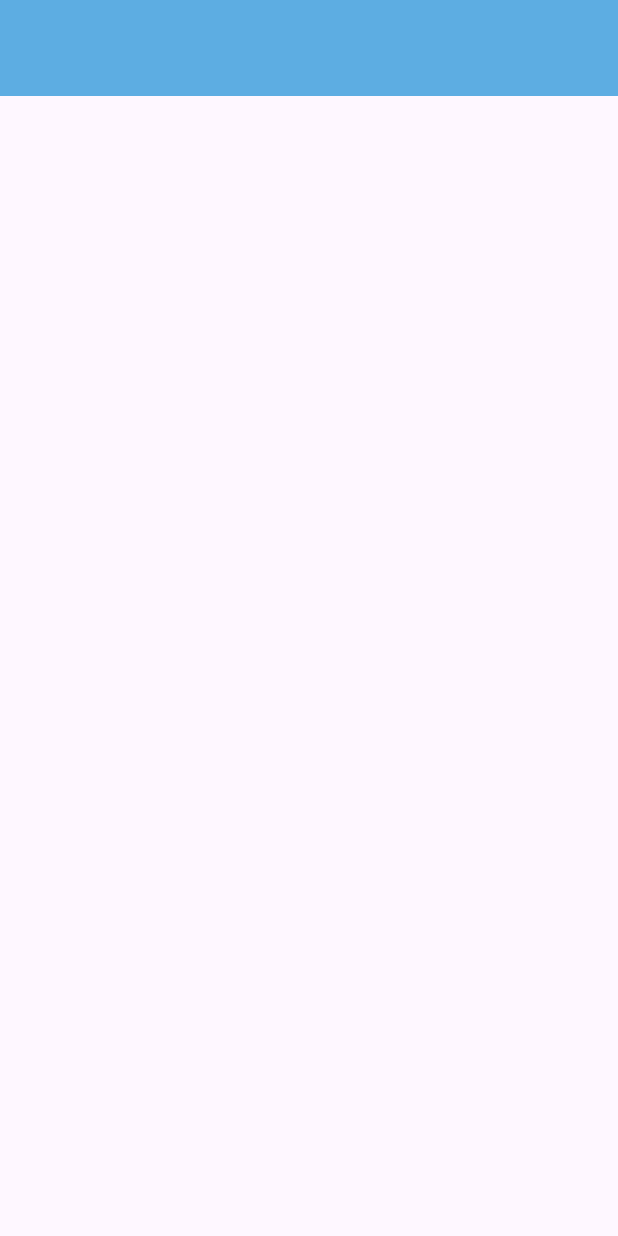
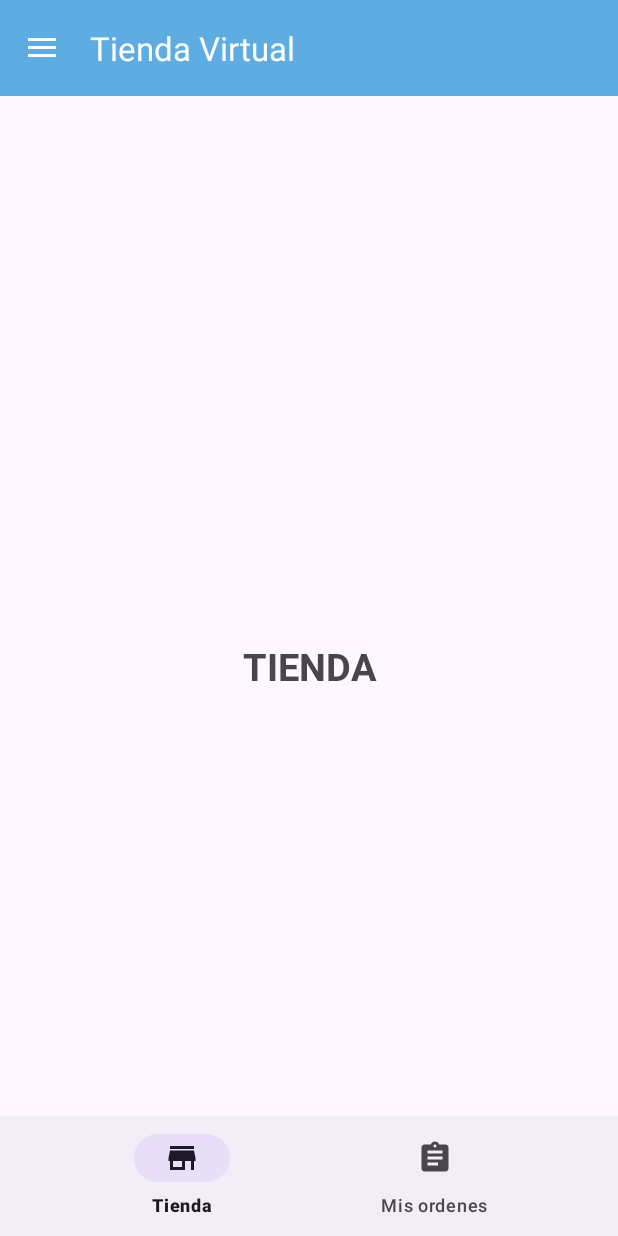
Before and after one commit to RonalAlexanderEs/AppMovilesPasteleria, an Android app: the MainActivityCliente screen opened directly, with no data from a screen before it, on a phone screen of 412 x 824 dp. Run offline under Robolectric (Android 15) with nearby library versions, the phone set to English and light mode, and no system bars.

```diff
--- /dev/null
+++ b/app/src/main/java/com/example/reposteria_am/Cliente/Bottom_Nav_Fragments_Cliente/FragmentTiendaC.kt
@@ -0,0 +1,22 @@
+package com.example.reposteria_am.Cliente.Bottom_Nav_Fragments_Cliente
+
+import android.os.Bundle
+import androidx.fragment.app.Fragment
+import android.view.LayoutInflater
+import android.view.View
+import android.view.ViewGroup
+import com.example.reposteria_am.R
+
+
+class FragmentTiendaC : Fragment() {
+
+
+    override fun onCreateView(
+        inflater: LayoutInflater, container: ViewGroup?,
+        savedInstanceState: Bundle?
+    ): View? {
+        // Inflate the layout for this fragment
+        return inflater.inflate(R.layout.fragment_tienda_c, container, false)
+    }
+
+}
--- a/app/src/main/java/com/example/reposteria_am/Cliente/MainActivityCliente.kt
+++ b/app/src/main/java/com/example/reposteria_am/Cliente/MainActivityCliente.kt
@@ -1,14 +1,82 @@
 package com.example.reposteria_am.Cliente
 
 import android.os.Bundle
+import android.view.MenuItem
+import android.widget.Toast
+import androidx.appcompat.widget.Toolbar
+import androidx.appcompat.app.ActionBarDrawerToggle
 import androidx.appcompat.app.AppCompatActivity
+import androidx.core.view.GravityCompat
+import androidx.fragment.app.Fragment
+import com.example.reposteria_am.Cliente.Bottom_Nav_Fragments_Cliente.FragmentMisOrdenesC
+import com.example.reposteria_am.Cliente.Bottom_Nav_Fragments_Cliente.FragmentTiendaC
+import com.example.reposteria_am.Cliente.Nav_Fragments_Cliente.FragmentInicioC
+import com.example.reposteria_am.Cliente.Nav_Fragments_Cliente.FragmentMiPerfilC
 import com.example.reposteria_am.R
+import com.example.reposteria_am.databinding.ActivityMainClienteBinding
+import com.example.reposteria_am.databinding.ActivityMainVendedorBinding
+import com.google.android.material.navigation.NavigationView
 
-class MainActivityCliente : AppCompatActivity() {
+
+
+class MainActivityCliente : AppCompatActivity() , NavigationView.OnNavigationItemSelectedListener {
+
+    private lateinit var binding : ActivityMainClienteBinding
+
     override fun onCreate(savedInstanceState: Bundle?) {
         super.onCreate(savedInstanceState)
-        setContentView(R.layout.activity_main_cliente)
+        binding = ActivityMainClienteBinding.inflate(layoutInflater)
+        setContentView(binding.root)
+
+        val toolbar = findViewById<Toolbar>(R.id.toolbar)
+        setSupportActionBar(toolbar)
+
+        binding.NavigationView.setNavigationItemSelectedListener (this)
+
+        val toggle = ActionBarDrawerToggle(
+            this,
+            binding.drawerLayout,
+            toolbar,
+            R.string.open_drawer,
+            R.string.close_drawer
+        )
+
+        binding.drawerLayout.addDrawerListener(toggle)
+        toggle.syncState()
+
+        replaceFragment(FragmentInicioC())
 
 
     }
+
+    private fun replaceFragment(fragment: Fragment) {
+        supportFragmentManager
+            .beginTransaction()
+            .replace(R.id.navFragment,fragment)
+            .commit()
+
+    }
+
+    override fun onNavigationItemSelected(item: MenuItem): Boolean {
+        when (item.itemId) {
+            R.id.op_inicio_c -> {
+                replaceFragment(FragmentInicioC())
+            }
+            R.id.op_mi_perfil_c -> {
+                replaceFragment(FragmentMiPerfilC())
+            }
+            R.id.op_cerrar_sesion_c -> {
+                Toast.makeText(applicationContext, "Has cerrado sesion", Toast.LENGTH_SHORT).show()
+            }
+            R.id.op_tienda_C -> {
+                replaceFragment(FragmentTiendaC())
+            }
+            R.id.op_mis_ordenes_c -> {
+                replaceFragment(FragmentMisOrdenesC())
+            }
+        }
+        binding.drawerLayout.closeDrawer(GravityCompat.START)
+        return true
+    }
+
 }
--- a/app/src/main/java/com/example/reposteria_am/Cliente/Nav_Fragments_Cliente/FragmentInicioC.kt
+++ b/app/src/main/java/com/example/reposteria_am/Cliente/Nav_Fragments_Cliente/FragmentInicioC.kt
@@ -5,56 +5,43 @@ import androidx.fragment.app.Fragment
 import android.view.LayoutInflater
 import android.view.View
 import android.view.ViewGroup
+import com.example.reposteria_am.Cliente.Bottom_Nav_Fragments_Cliente.FragmentMisOrdenesC
+import com.example.reposteria_am.Cliente.Bottom_Nav_Fragments_Cliente.FragmentTiendaC
 import com.example.reposteria_am.R
+import com.example.reposteria_am.databinding.FragmentInicioCBinding
 
-// TODO: Rename parameter arguments, choose names that match
-// the fragment initialization parameters, e.g. ARG_ITEM_NUMBER
-private const val ARG_PARAM1 = "param1"
-private const val ARG_PARAM2 = "param2"
 
-/**
- * A simple [Fragment] subclass.
- * Use the [FragmentInicioC.newInstance] factory method to
- * create an instance of this fragment.
- */
 class FragmentInicioC : Fragment() {
-    // TODO: Rename and change types of parameters
-    private var param1: String? = null
-    private var param2: String? = null
 
-    override fun onCreate(savedInstanceState: Bundle?) {
-        super.onCreate(savedInstanceState)
-        arguments?.let {
-            param1 = it.getString(ARG_PARAM1)
-            param2 = it.getString(ARG_PARAM2)
+    private lateinit var binding: FragmentInicioCBinding
+
+    override fun onCreateView(inflater: LayoutInflater, container: ViewGroup?, savedInstanceState: Bundle?): View? {
+        binding = FragmentInicioCBinding.inflate(inflater,container,false)
+
+        binding.bottomNavigation.setOnItemSelectedListener {
+            when(it.itemId){
+                R.id.op_tienda_C->{
+                    replaceFragment(FragmentTiendaC())
+                }
+                R.id.op_mis_ordenes_c->{
+                    replaceFragment(FragmentMisOrdenesC())
+                }
+            }
+            true
         }
+
+        replaceFragment(FragmentTiendaC())
+        binding.bottomNavigation.selectedItemId = R.id.op_tienda_C
+
+        return binding.root
+    }
+    private fun replaceFragment(fragment: Fragment) {
+        parentFragmentManager
+            .beginTransaction()
+            .replace(R.id.bottomFragment,fragment)
+            .commit()
+
     }
 
-    override fun onCreateView(
-        inflater: LayoutInflater, container: ViewGroup?,
-        savedInstanceState: Bundle?
-    ): View? {
-        // Inflate the layout for this fragment
-        return inflater.inflate(R.layout.fragment_inicio_c, container, false)
-    }
 
-    companion object {
-        /**
-         * Use this factory method to create a new instance of
-         * this fragment using the provided parameters.
-         *
-         * @param param1 Parameter 1.
-         * @param param2 Parameter 2.
-         * @return A new instance of fragment FragmentInicioC.
-         */
-        // TODO: Rename and change types and number of parameters
-        @JvmStatic
-        fun newInstance(param1: String, param2: String) =
-            FragmentInicioC().apply {
-                arguments = Bundle().apply {
-                    putString(ARG_PARAM1, param1)
-                    putString(ARG_PARAM2, param2)
-                }
-            }
-    }
 }
--- a/app/src/main/res/layout/fragment_inicio_c.xml
+++ b/app/src/main/res/layout/fragment_inicio_c.xml
@@ -1,14 +1,36 @@
 <?xml version="1.0" encoding="utf-8"?>
-<FrameLayout xmlns:android="http://schemas.android.com/apk/res/android"
+<androidx.coordinatorlayout.widget.CoordinatorLayout xmlns:android="http://schemas.android.com/apk/res/android"
     xmlns:tools="http://schemas.android.com/tools"
     android:layout_width="match_parent"
     android:layout_height="match_parent"
+    xmlns:app="http://schemas.android.com/apk/res-auto"
     tools:context=".Cliente.Nav_Fragments_Cliente.FragmentInicioC">
 
-    <!-- TODO: Update blank fragment layout -->
-    <TextView
+
+    <FrameLayout
+        android:id="@+id/bottomFragment"
         android:layout_width="match_parent"
-        android:layout_height="match_parent"
-        android:text="@string/hello_blank_fragment" />
+        android:layout_height="match_parent"/>
 
-</FrameLayout>
+    <com.google.android.material.bottomappbar.BottomAppBar
+        android:id="@+id/bottomAppBar"
+        android:layout_width="match_parent"
+        android:layout_height="wrap_content"
+        android:layout_gravity="bottom"
+        app:contentInsetEnd="0dp"
+        app:contentInsetStart="0dp"
+        app:fabCradleMargin="10dp"
+        app:fabCradleRoundedCornerRadius="20dp">
+
+        <com.google.android.material.bottomnavigation.BottomNavigationView
+            android:id="@+id/bottomNavigation"
+            android:backgroundTint="@android:color/transparent"
+            android:layout_width="match_parent"
+            android:layout_height="match_parent"
+            app:elevation="0dp"
+            app:labelVisibilityMode="labeled"
+            app:menu="@menu/bottom_nav_bar_cliente_menu"/>
+
+    </com.google.android.material.bottomappbar.BottomAppBar>
+
+</androidx.coordinatorlayout.widget.CoordinatorLayout>
--- /dev/null
+++ b/app/src/main/res/layout/fragment_tienda_c.xml
@@ -0,0 +1,17 @@
+<?xml version="1.0" encoding="utf-8"?>
+<FrameLayout xmlns:android="http://schemas.android.com/apk/res/android"
+    xmlns:tools="http://schemas.android.com/tools"
+    android:layout_width="match_parent"
+    android:layout_height="match_parent"
+    tools:context=".Cliente.Bottom_Nav_Fragments_Cliente.FragmentTiendaC">
+
+    <!-- TODO: Update blank fragment layout -->
+    <TextView
+        android:layout_width="match_parent"
+        android:layout_height="match_parent"
+        android:textStyle="bold"
+        android:gravity="center"
+        android:textSize="25sp"
+        android:text="TIENDA" />
+
+</FrameLayout>
--- a/app/src/main/res/menu/bottom_nav_bar_cliente_menu.xml
+++ b/app/src/main/res/menu/bottom_nav_bar_cliente_menu.xml
@@ -8,7 +8,7 @@
         />
 
     <item
-        android:id="@+id/op_mis_ordenes_v"
+        android:id="@+id/op_mis_ordenes_c"
         android:title="@string/op_mis_ordenes_c"
         android:icon="@drawable/ico_ordenes"/>
 
```
Also changed, not shown: app/src/main/java/com/example/reposteria_am/Cliente/Bottom_Nav_Fragments_Cliente/FragmentMisOrdenesC.kt (added, +22 -0 lines), app/src/main/java/com/example/reposteria_am/Cliente/Nav_Fragments_Cliente/FragmentMiPerfilC.kt (added, +22 -0 lines), app/src/main/res/layout/fragment_mi_perfil_c.xml (added, +19 -0 lines), app/src/main/res/layout/fragment_mis_ordenes_c.xml (added, +17 -0 lines).
